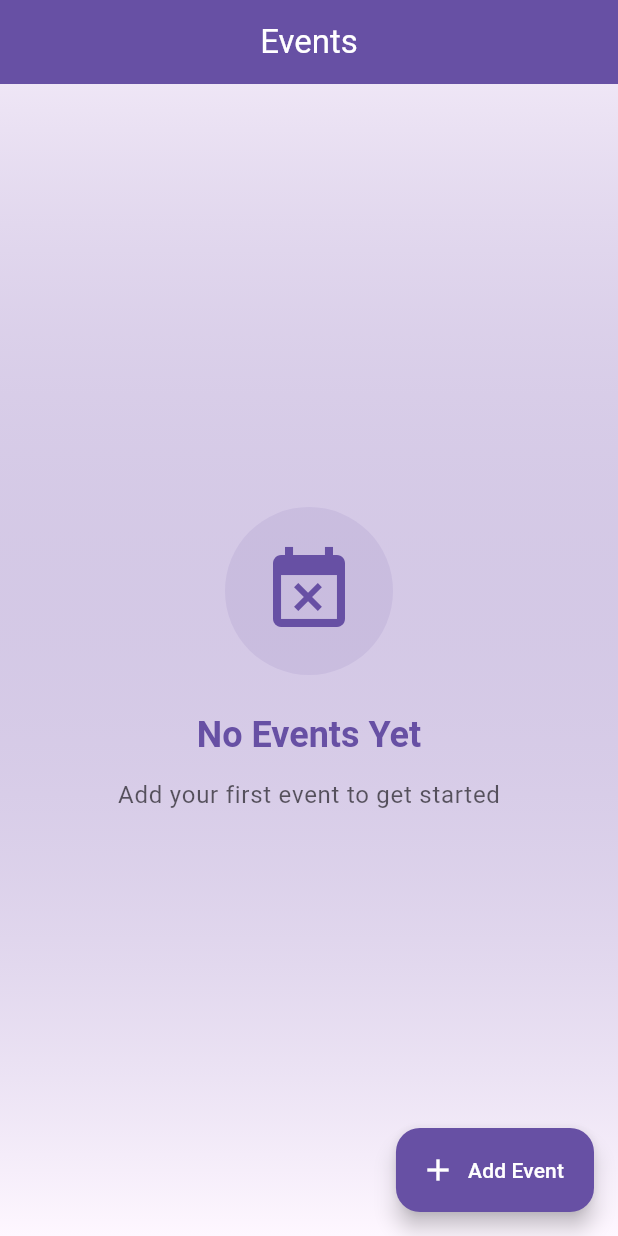
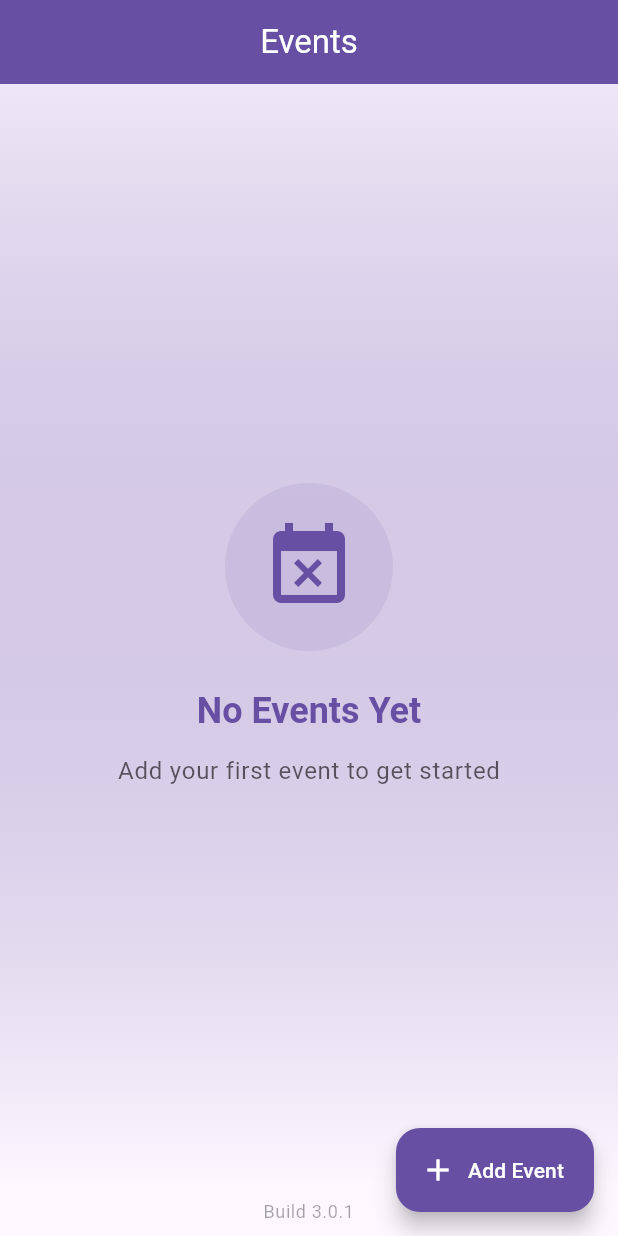
Before and after one commit to Regev654/iot_project, a Flutter app: the screen it shows after launch, on a phone screen of 412 x 824 dp. Run offline on Flutter 3.47's test engine with Material 3 defaults, Android fonts, the phone set to English and light mode, and no system bars; our stand-ins replace csv, file_picker, firebase_auth, firebase_core, firebase_database; accounts and stored records are empty; network calls fail; statements that could not run were skipped.

Commit message:
Fixed LiveEvent Logic and added build number

```diff
--- a/flutter_app/lib/screens/event_detail_screen.dart
+++ b/flutter_app/lib/screens/event_detail_screen.dart
@@ -129,10 +129,10 @@
         }
       } else {
         // Start live event
-        // Format: { id: <eventId>, items: {itemName: maxTokens, ...} }
+        // Format: { id: <eventId>, defaultItems: {itemName: maxTokens, ...} }
         await FirebaseDatabase.instance.ref().child('LiveEventV3').set({
           'id': widget.event.eventId,
-          'items': _showDefaultItems ? _defaultItems : {},
+          'defaultItems': _showDefaultItems ? _defaultItems : {},
         });
         setState(() => _isLiveEvent = true);
         if (mounted) {
--- a/flutter_app/lib/screens/event_list_screen.dart
+++ b/flutter_app/lib/screens/event_list_screen.dart
@@ -150,7 +150,6 @@
   @override
   Widget build(BuildContext context) {
     final theme = Theme.of(context);
-
     return Scaffold(
       appBar: AppBar(
         title: const Text('Events'),
@@ -159,7 +158,10 @@
         backgroundColor: theme.colorScheme.primary,
         foregroundColor: theme.colorScheme.onPrimary,
       ),
-      body: Container(
+      body: Column(
+        children: [
+          Expanded(
+            child: Container(
               decoration: BoxDecoration(
                 gradient: LinearGradient(
                   begin: Alignment.topCenter,
@@ -340,6 +342,22 @@
                               },
                             ),
             ),
+          ),
+          // Subtle build number at the bottom
+          Container(
+            width: double.infinity,
+            padding: const EdgeInsets.symmetric(vertical: 8),
+            child: Text(
+              'Build 3.0.1',
+              textAlign: TextAlign.center,
+              style: theme.textTheme.bodySmall?.copyWith(
+                color: theme.colorScheme.onSurface.withOpacity(0.4),
+                fontSize: 12,
+              ),
+            ),
+          ),
+        ],
+      ),
       floatingActionButton: FloatingActionButton.extended(
         onPressed: _addEvent,
         icon: const Icon(Icons.add),
```
Also changed, not shown: flutter_app/lib/screens/item_edit_screen.dart (+0 -12 lines). Lines whose indentation alone changed are shown as unchanged.
